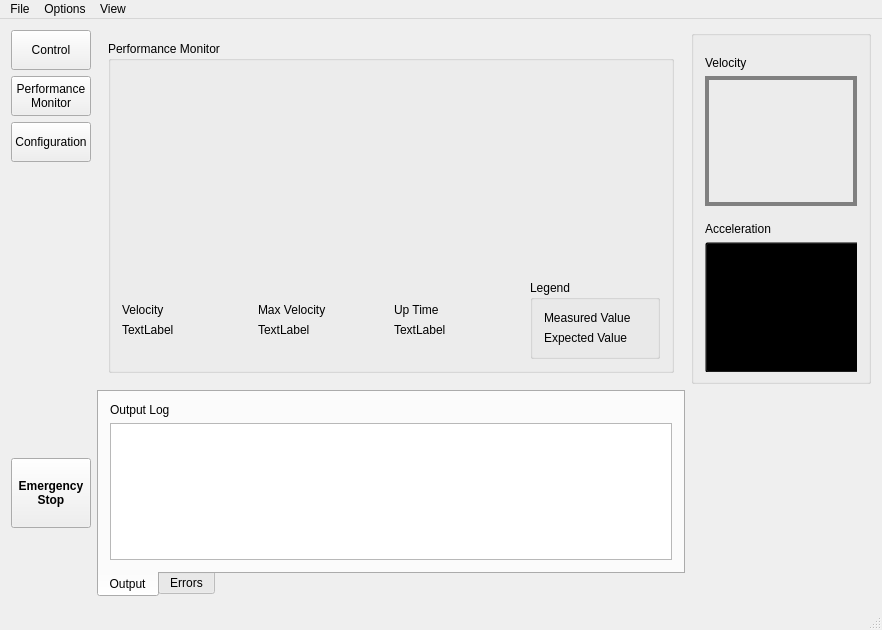
The window that FESS-GUI/mainwindow.ui (FIGS-FESS/FESSGUI) describes before a commit, drawn with Qt 5.
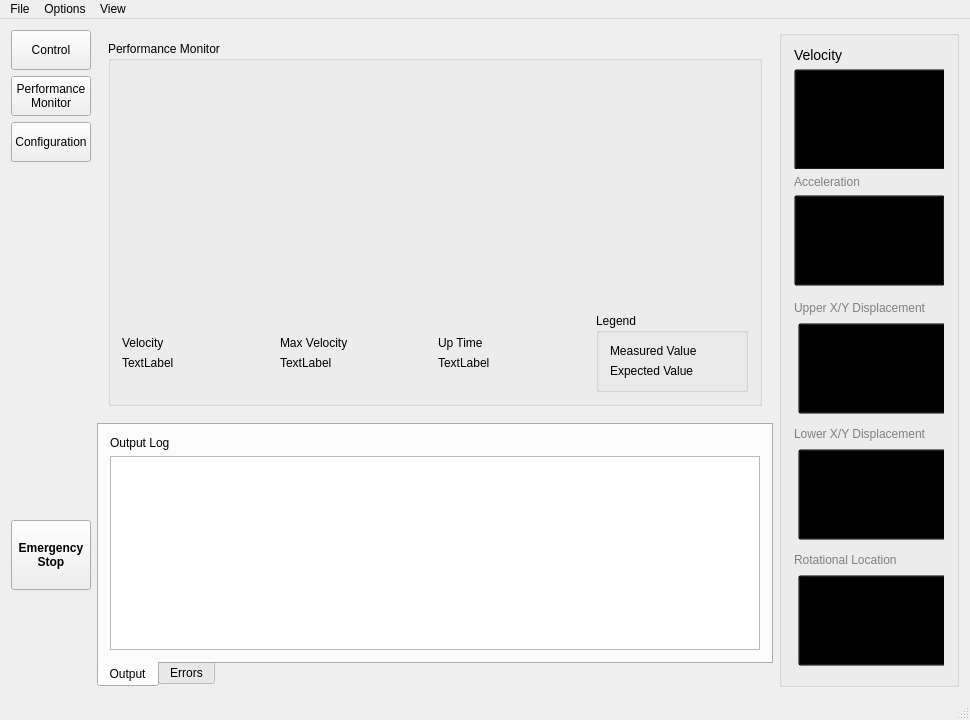
The same window after the commit. Custom widgets are drawn as their Qt base class.

```diff
--- a/FESS-GUI/mainwindow.ui
+++ b/FESS-GUI/mainwindow.ui
@@ -6,8 +6,8 @@
    <rect>
     <x>0</x>
     <y>0</y>
-    <width>882</width>
-    <height>630</height>
+    <width>970</width>
+    <height>698</height>
    </rect>
   </property>
   <property name="windowTitle">
@@ -477,7 +477,7 @@
       </widget>
      </widget>
     </item>
-    <item row="0" column="2">
+    <item row="0" column="2" rowspan="2" alignment="Qt::AlignHCenter">
      <widget class="QGroupBox" name="groupBox_2">
       <property name="minimumSize">
        <size>
@@ -492,29 +492,32 @@
        <property name="spacing">
         <number>6</number>
        </property>
-       <property name="topMargin">
-        <number>9</number>
+       <property name="leftMargin">
+        <number>12</number>
        </property>
-       <property name="bottomMargin">
-        <number>9</number>
+       <property name="rightMargin">
+        <number>12</number>
        </property>
-       <item alignment="Qt::AlignBottom">
+       <item>
         <widget class="QLabel" name="label_17">
+         <property name="styleSheet">
+          <string notr="true">font-size: 14px</string>
+         </property>
          <property name="text">
           <string>Velocity</string>
          </property>
         </widget>
        </item>
-       <item alignment="Qt::AlignVCenter">
-        <widget class="QCustomPlot" name="auxgraph1" native="true">
+       <item>
+        <widget class="QCustomPlot" name="auxVelocGraph" native="true">
          <property name="minimumSize">
           <size>
            <width>0</width>
-           <height>130</height>
+           <height>100</height>
           </size>
          </property>
          <property name="styleSheet">
-          <string notr="true">border: 4px solid grey;</string>
+          <string notr="true"/>
          </property>
          <widget class="QPushButton" name="pushButton_3">
           <property name="geometry">
@@ -522,7 +525,7 @@
             <x>0</x>
             <y>0</y>
             <width>161</width>
-            <height>131</height>
+            <height>101</height>
            </rect>
           </property>
           <property name="styleSheet">
@@ -539,8 +542,11 @@
          </widget>
         </widget>
        </item>
-       <item alignment="Qt::AlignBottom">
+       <item>
         <widget class="QLabel" name="label_18">
+         <property name="styleSheet">
+          <string notr="true">color: grey</string>
+         </property>
          <property name="text">
           <string>Acceleration</string>
          </property>
@@ -551,7 +557,7 @@
          <property name="minimumSize">
           <size>
            <width>0</width>
-           <height>130</height>
+           <height>100</height>
           </size>
          </property>
          <property name="styleSheet">
@@ -562,8 +568,130 @@
            <rect>
             <x>0</x>
             <y>0</y>
-            <width>161</width>
-            <height>131</height>
+            <width>151</width>
+            <height>91</height>
+           </rect>
+          </property>
+          <property name="styleSheet">
+           <string notr="true">background-color: transparent;
+</string>
+          </property>
+          <property name="text">
+           <string/>
+          </property>
+          <property name="checkable">
+           <bool>false</bool>
+          </property>
+          <property name="checked">
+           <bool>false</bool>
+          </property>
+          <property name="autoExclusive">
+           <bool>false</bool>
+          </property>
+         </widget>
+         <zorder>accelButton</zorder>
+         <zorder>pushButton_8</zorder>
+        </widget>
+       </item>
+       <item>
+        <widget class="QLabel" name="label_19">
+         <property name="styleSheet">
+          <string notr="true">color: grey</string>
+         </property>
+         <property name="text">
+          <string>Upper X/Y Displacement</string>
+         </property>
+        </widget>
+       </item>
+       <item>
+        <widget class="QCustomPlot" name="auxUpDtGraph" native="true">
+         <property name="minimumSize">
+          <size>
+           <width>0</width>
+           <height>100</height>
+          </size>
+         </property>
+         <widget class="QPushButton" name="updtButton">
+          <property name="geometry">
+           <rect>
+            <x>4</x>
+            <y>2</y>
+            <width>151</width>
+            <height>91</height>
+           </rect>
+          </property>
+          <property name="styleSheet">
+           <string notr="true">background-color: transparent;
+</string>
+          </property>
+          <property name="text">
+           <string/>
+          </property>
+         </widget>
+        </widget>
+       </item>
+       <item>
+        <widget class="QLabel" name="label_20">
+         <property name="styleSheet">
+          <string notr="true">color: grey</string>
+         </property>
+         <property name="text">
+          <string>Lower X/Y Displacement</string>
+         </property>
+        </widget>
+       </item>
+       <item>
+        <widget class="QCustomPlot" name="auxLowDtGraph" native="true">
+         <property name="minimumSize">
+          <size>
+           <width>0</width>
+           <height>100</height>
+          </size>
+         </property>
+         <widget class="QPushButton" name="lowdtButton">
+          <property name="geometry">
+           <rect>
+            <x>4</x>
+            <y>2</y>
+            <width>151</width>
+            <height>91</height>
+           </rect>
+          </property>
+          <property name="styleSheet">
+           <string notr="true">background-color: transparent;
+</string>
+          </property>
+          <property name="text">
+           <string/>
+          </property>
+         </widget>
+        </widget>
+       </item>
+       <item>
+        <widget class="QLabel" name="label_21">
+         <property name="styleSheet">
+          <string notr="true">color: grey</string>
+         </property>
+         <property name="text">
+          <string>Rotational Location</string>
+         </property>
+        </widget>
+       </item>
+       <item>
+        <widget class="QCustomPlot" name="auxRotatGraph" native="true">
+         <property name="minimumSize">
+          <size>
+           <width>0</width>
+           <height>100</height>
+          </size>
+         </property>
+         <widget class="QPushButton" name="rotatButton">
+          <property name="geometry">
+           <rect>
+            <x>4</x>
+            <y>2</y>
+            <width>151</width>
+            <height>91</height>
            </rect>
           </property>
           <property name="styleSheet">
@@ -590,7 +718,7 @@
     <rect>
      <x>0</x>
      <y>0</y>
-     <width>882</width>
+     <width>970</width>
      <height>21</height>
     </rect>
    </property>
```
Left out of the diff: 152 changed lines with no effect on the pictures.
